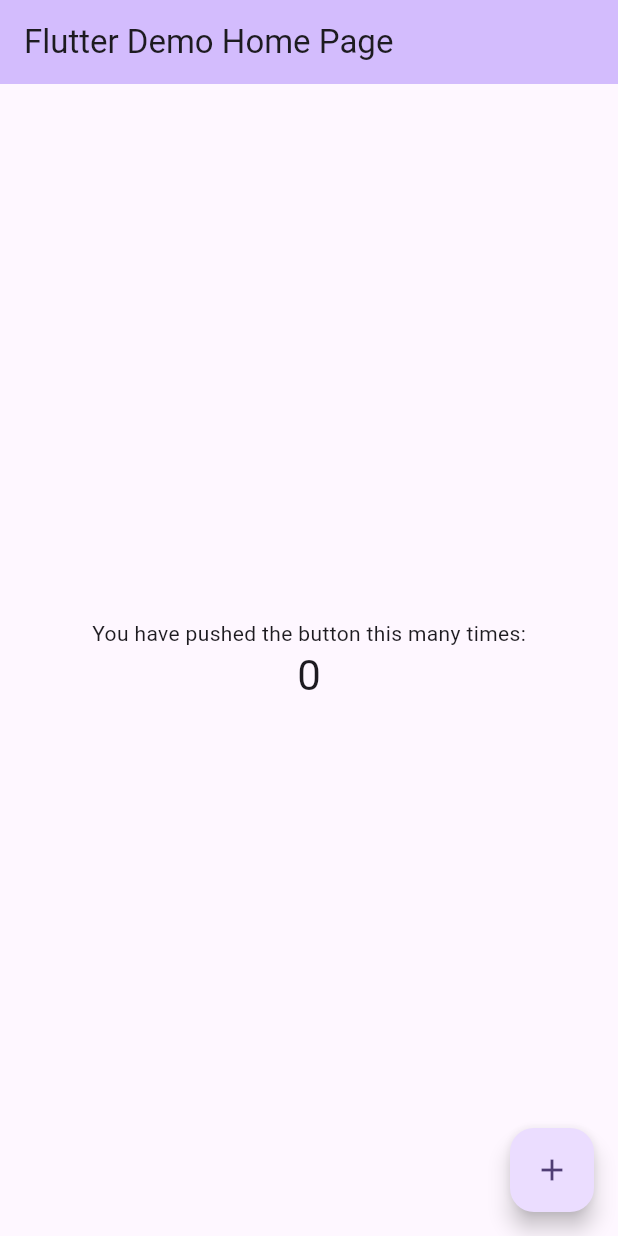
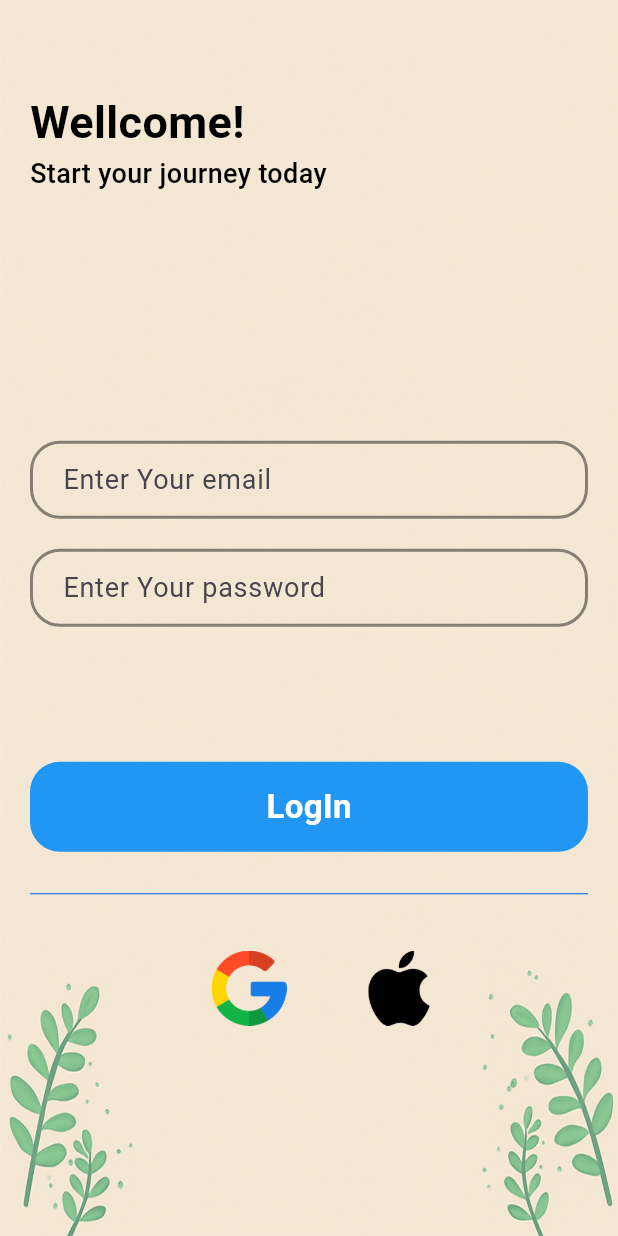
Before and after one commit to Devheyru/Firebase-Authentication, a Flutter app: the screen it shows after launch, on a phone screen of 412 x 824 dp. Run offline on Flutter 3.47's test engine with Material 3 defaults, Android fonts, the phone set to English and light mode, and no system bars.

Commit message:
logIn page UI

```diff
--- a/firebase_auth/lib/main.dart
+++ b/firebase_auth/lib/main.dart
@@ -1,3 +1,4 @@
+import 'package:firebase_auth/pages/logIn.dart';
 import 'package:flutter/material.dart';
 
 void main() {
@@ -12,6 +13,7 @@ class MyApp extends StatelessWidget {
   Widget build(BuildContext context) {
     return MaterialApp(
       title: 'Flutter Demo',
+      debugShowCheckedModeBanner: false,
       theme: ThemeData(
         // This is the theme of your application.
         //
@@ -30,93 +32,7 @@ class MyApp extends StatelessWidget {
         // tested with just a hot reload.
         colorScheme: ColorScheme.fromSeed(seedColor: Colors.deepPurple),
       ),
-      home: const MyHomePage(title: 'Flutter Demo Home Page'),
+      home: const LogIn(),
     );
   }
 }
-
-class MyHomePage extends StatefulWidget {
-  const MyHomePage({super.key, required this.title});
-
-  // This widget is the home page of your application. It is stateful, meaning
-  // that it has a State object (defined below) that contains fields that affect
-  // how it looks.
-
-  // This class is the configuration for the state. It holds the values (in this
-  // case the title) provided by the parent (in this case the App widget) and
-  // used by the build method of the State. Fields in a Widget subclass are
-  // always marked "final".
-
-  final String title;
-
-  @override
-  State<MyHomePage> createState() => _MyHomePageState();
-}
-
-class _MyHomePageState extends State<MyHomePage> {
-  int _counter = 0;
-
-  void _incrementCounter() {
-    setState(() {
-      // This call to setState tells the Flutter framework that something has
-      // changed in this State, which causes it to rerun the build method below
-      // so that the display can reflect the updated values. If we changed
-      // _counter without calling setState(), then the build method would not be
-      // called again, and so nothing would appear to happen.
-      _counter++;
-    });
-  }
-
-  @override
-  Widget build(BuildContext context) {
-    // This method is rerun every time setState is called, for instance as done
-    // by the _incrementCounter method above.
-    //
-    // The Flutter framework has been optimized to make rerunning build methods
-    // fast, so that you can just rebuild anything that needs updating rather
-    // than having to individually change instances of widgets.
-    return Scaffold(
-      appBar: AppBar(
-        // TRY THIS: Try changing the color here to a specific color (to
-        // Colors.amber, perhaps?) and trigger a hot reload to see the AppBar
-        // change color while the other colors stay the same.
-        backgroundColor: Theme.of(context).colorScheme.inversePrimary,
-        // Here we take the value from the MyHomePage object that was created by
-        // the App.build method, and use it to set our appbar title.
-        title: Text(widget.title),
-      ),
-      body: Center(
-        // Center is a layout widget. It takes a single child and positions it
-        // in the middle of the parent.
-        child: Column(
-          // Column is also a layout widget. It takes a list of children and
-          // arranges them vertically. By default, it sizes itself to fit its
-          // children horizontally, and tries to be as tall as its parent.
-          //
-          // Column has various properties to control how it sizes itself and
-          // how it positions its children. Here we use mainAxisAlignment to
-          // center the children vertically; the main axis here is the vertical
-          // axis because Columns are vertical (the cross axis would be
-          // horizontal).
-          //
-          // TRY THIS: Invoke "debug painting" (choose the "Toggle Debug Paint"
-          // action in the IDE, or press "p" in the console), to see the
-          // wireframe for each widget.
-          mainAxisAlignment: MainAxisAlignment.center,
-          children: <Widget>[
-            const Text('You have pushed the button this many times:'),
-            Text(
-              '$_counter',
-              style: Theme.of(context).textTheme.headlineMedium,
-            ),
-          ],
-        ),
-      ),
-      floatingActionButton: FloatingActionButton(
-        onPressed: _incrementCounter,
-        tooltip: 'Increment',
-        child: const Icon(Icons.add),
-      ), // This trailing comma makes auto-formatting nicer for build methods.
-    );
-  }
-}
--- /dev/null
+++ b/firebase_auth/lib/pages/logIn.dart
@@ -0,0 +1,137 @@
+import 'package:flutter/material.dart';
+
+class LogIn extends StatefulWidget {
+  const LogIn({super.key});
+
+  @override
+  State<LogIn> createState() => _LogInState();
+}
+
+class _LogInState extends State<LogIn> {
+  @override
+  Widget build(BuildContext context) {
+    return Scaffold(
+      backgroundColor: Colors.blue,
+      body: Container(
+        child: Stack(
+          children: [
+            Image.asset(
+              'assets/images/bg.png',
+              width: MediaQuery.of(context).size.width,
+              height: MediaQuery.of(context).size.height,
+              fit: BoxFit.fill,
+            ),
+            Padding(
+              padding: const EdgeInsets.only(top: 60, left: 20),
+
+              child: SingleChildScrollView(
+                child: Column(
+                  crossAxisAlignment: CrossAxisAlignment.start,
+                  children: [
+                    Text(
+                      "Wellcome!",
+                      style: TextStyle(
+                        color: Colors.black,
+                        fontSize: 30,
+                        fontWeight: FontWeight.bold,
+                      ),
+                    ),
+                    Text(
+                      "Start your journey today",
+                      style: TextStyle(
+                        color: Colors.black,
+                        fontSize: 18,
+                        fontWeight: FontWeight.w500,
+                      ),
+                    ),
+                    SizedBox(height: MediaQuery.of(context).size.height / 5),
+
+                    Container(
+                      padding: EdgeInsets.only(left: 20.0),
+                      margin: EdgeInsets.only(right: 20),
+                      decoration: BoxDecoration(
+                        border: Border.all(
+                          color: const Color.fromARGB(115, 0, 0, 0),
+                          width: 2.0,
+                        ),
+                        borderRadius: BorderRadius.circular(20),
+                      ),
+                      child: TextField(
+                        decoration: InputDecoration(
+                          border: InputBorder.none,
+                          hintText: "Enter Your email",
+                          hintStyle: TextStyle(fontSize: 18),
+                        ),
+                      ),
+                    ),
+                    Container(
+                      padding: EdgeInsets.only(left: 20.0),
+                      margin: EdgeInsets.only(right: 20, top: 20),
+                      decoration: BoxDecoration(
+                        border: Border.all(
+                          color: const Color.fromARGB(115, 0, 0, 0),
+                          width: 2.0,
+                        ),
+                        borderRadius: BorderRadius.circular(20),
+                      ),
+                      child: TextField(
+                        decoration: InputDecoration(
+                          border: InputBorder.none,
+                          hintText: "Enter Your password",
+                          hintStyle: TextStyle(fontSize: 18),
+                        ),
+                      ),
+                    ),
+                    Container(
+                      width: MediaQuery.of(context).size.width,
+                      margin: EdgeInsets.only(right: 20, top: 90.0),
+                      height: 60,
+                      decoration: BoxDecoration(
+                        color: Colors.blue,
+                        borderRadius: BorderRadius.circular(20),
+                      ),
+                      child: Center(
+                        child: Text(
+                          "LogIn",
+                          style: TextStyle(
+                            color: Colors.white,
+                            fontSize: 22.0,
+                            fontWeight: FontWeight.bold,
+                          ),
+                        ),
+                      ),
+                    ),
+                    SizedBox(height: 20.0),
+                    Padding(
+                      padding: EdgeInsets.only(right: 20),
+                      child: Divider(color: Colors.blueAccent),
+                    ),
+                    SizedBox(height: 30.0),
+                    Row(
+                      mainAxisAlignment: MainAxisAlignment.center,
+                      children: [
+                        Image.asset(
+                          "assets/images/google.png",
+                          width: 50,
+                          height: 50,
+                          fit: BoxFit.cover,
+                        ),
+                        SizedBox(width: 50.0),
+                        Image.asset(
+                          "assets/images/apple-logo.png",
+                          width: 50,
+                          height: 50,
+                          fit: BoxFit.cover,
+                        ),
+                      ],
+                    ),
+                  ],
+                ),
+              ),
+            ),
+          ],
+        ),
+      ),
+    );
+  }
+}
--- a/firebase_auth/pubspec.yaml
+++ b/firebase_auth/pubspec.yaml
@@ -58,8 +58,8 @@ flutter:
   uses-material-design: true
 
   # To add assets to your application, add an assets section, like this:
-  # assets:
-  #   - images/a_dot_burr.jpeg
+  assets:
+    - assets/images/
   #   - images/a_dot_ham.jpeg
 
   # An image asset can refer to one or more resolution-specific "variants", see
```
Also changed, not shown: firebase_auth/assets/images/apple-logo.png (added), firebase_auth/assets/images/bg.png (added), firebase_auth/assets/images/google.png (added).
